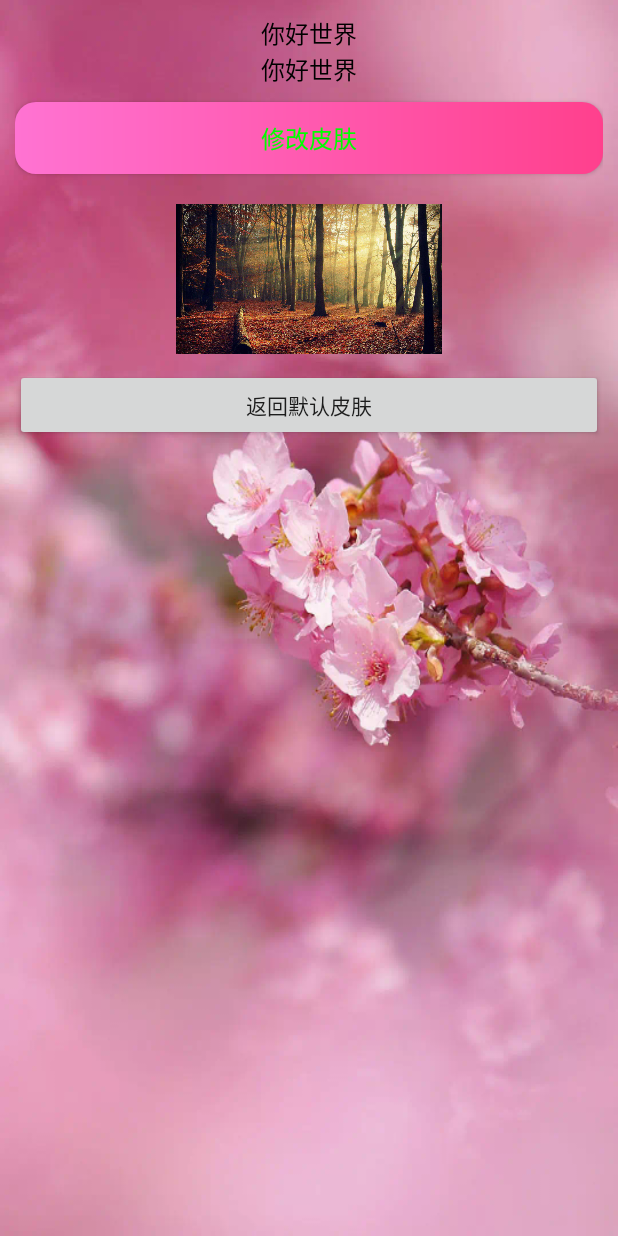
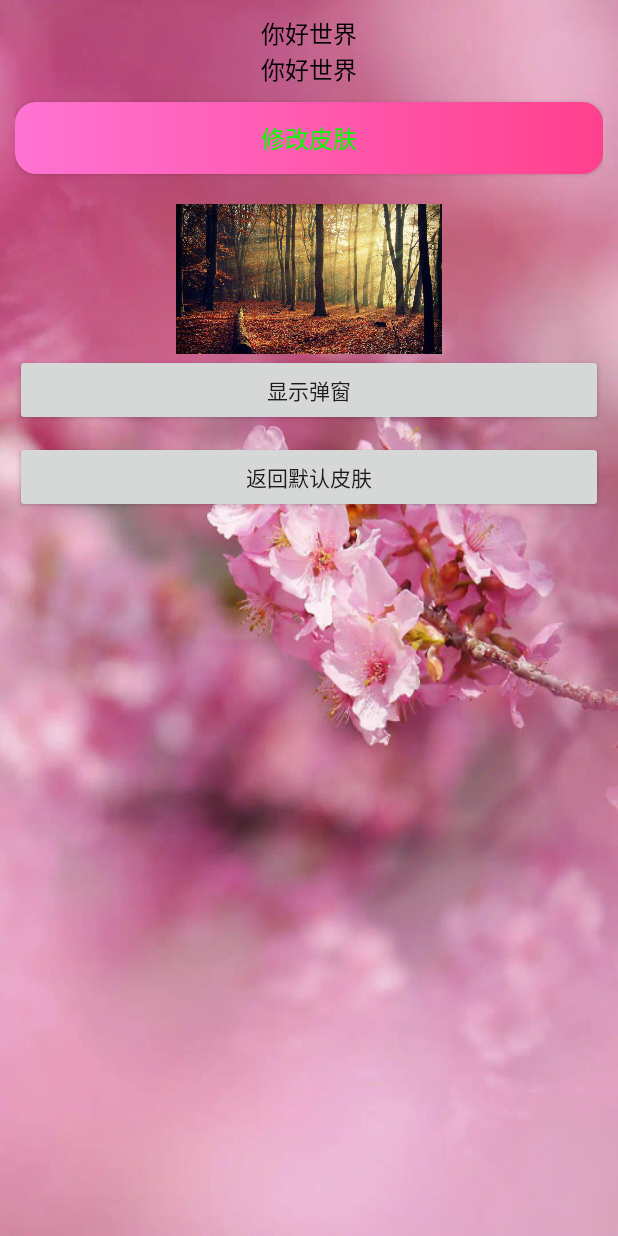
Before and after one commit to AFinalStone/0623_CSKinApplication, an Android app: the screen it shows after launch (MainActivity), after a tap on "返回默认皮肤", on a phone screen of 412 x 824 dp. Run offline under Robolectric (Android 15) with nearby library versions, the phone set to English and light mode, and no system bars.

```diff
--- a/SkinPlugin/src/main/java/com/cskin/skinplugin/SkinManager.java
+++ b/SkinPlugin/src/main/java/com/cskin/skinplugin/SkinManager.java
@@ -154,7 +154,7 @@ public final class SkinManager {
     /**
      * 使用外部资源及时刷新当前页面的UI皮肤
      */
-    public void applyActivitySkin(Activity activity) {
+    public void changeActivitySkin(Activity activity) {
         SkinLayoutFactory skinLayoutFactory = mActivitySkinLayouts.get(activity);
         if (skinLayoutFactory != null) {
             skinLayoutFactory.getSkinAttribute().applySkin();
@@ -203,10 +203,13 @@ public final class SkinManager {
     // 返回值特殊情况：可能是color / drawable / mipmap
     public Object getBackgroundOrSrc(int resourceId) {
         // 需要获取当前属性的类型名Resources.getResourceTypeName(resourceId)再判断
+        if (resourceId == 0) {
+            return null;
+        }
         String resourceTypeName = mDefaultResource.getResourceTypeName(resourceId);
         switch (resourceTypeName) {
             case "color":
-            return getColor(resourceId);
+                return getColor(resourceId);
             case "mipmap": // drawable / mipmap
             case "drawable":
                 return getDrawableOrMipMap(resourceId);
--- a/app/src/main/res/layout/activity_main.xml
+++ b/app/src/main/res/layout/activity_main.xml
@@ -34,6 +34,11 @@
         android:layout_marginTop="20dp"
         android:src="@mipmap/background_01" />
 
+    <Button
+        android:id="@+id/btn_show_dialog"
+        android:layout_width="match_parent"
+        android:layout_height="wrap_content"
+        android:text="显示弹窗" />
 
     <Button
         android:id="@+id/btn_back_defalut_skin"
```
Also changed, not shown: app/src/main/java/com/cskin/change/MainActivity.java (+19 -3 lines), app/src/main/res/layout/alert_dialog_main.xml (added, +20 -0 lines), 4 other files.
